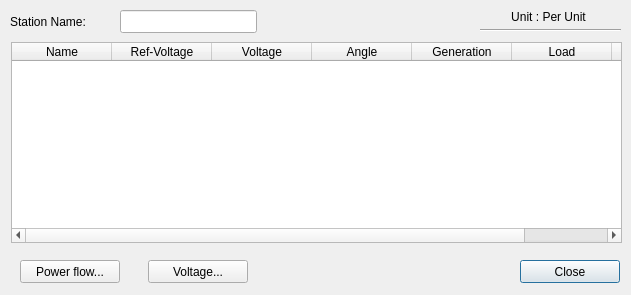
Qt form GSCD/stationparameterdialog.ui (fzlgejiao/PowerTool) before a commit.
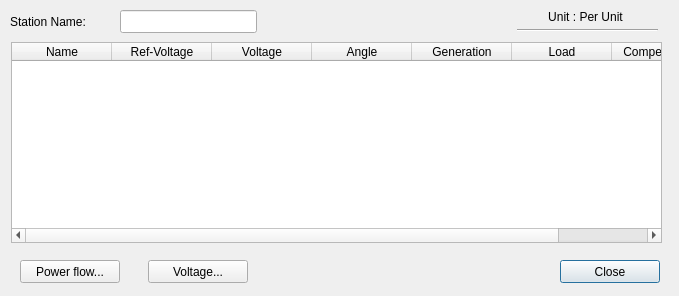
The same form after that commit.

Diff of the .ui file:
```diff
--- a/GSCD/stationparameterdialog.ui
+++ b/GSCD/stationparameterdialog.ui
@@ -6,8 +6,8 @@
    <rect>
     <x>0</x>
     <y>0</y>
-    <width>631</width>
-    <height>295</height>
+    <width>679</width>
+    <height>296</height>
    </rect>
   </property>
   <property name="windowTitle">
@@ -16,7 +16,7 @@
   <widget class="QLabel" name="label_2">
    <property name="geometry">
     <rect>
-     <x>483</x>
+     <x>520</x>
      <y>6</y>
      <width>131</width>
      <height>22</height>
@@ -32,7 +32,7 @@
   <widget class="Line" name="line">
    <property name="geometry">
     <rect>
-     <x>480</x>
+     <x>517</x>
      <y>20</y>
      <width>141</width>
      <height>20</height>
@@ -47,7 +47,7 @@
     <rect>
      <x>11</x>
      <y>42</y>
-     <width>611</width>
+     <width>651</width>
      <height>201</height>
     </rect>
    </property>
@@ -90,7 +90,7 @@
   <widget class="QPushButton" name="pushButton_OK">
    <property name="geometry">
     <rect>
-     <x>520</x>
+     <x>560</x>
      <y>260</y>
      <width>100</width>
      <height>23</height>
```
